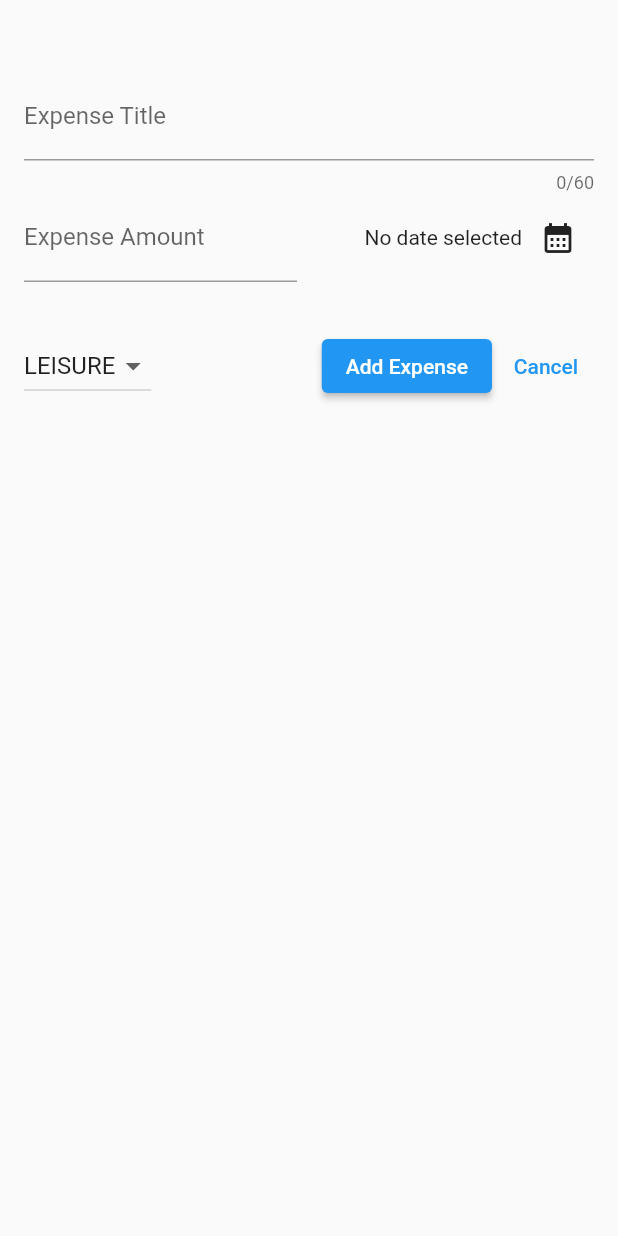
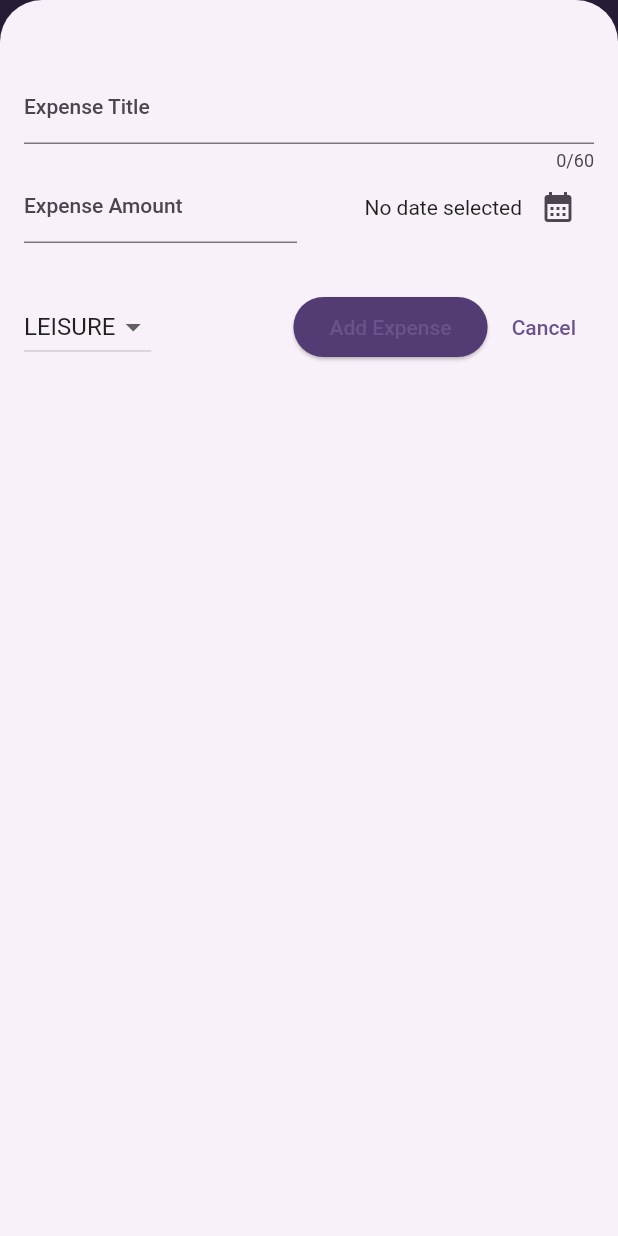
Before and after one commit to sevdenuragba/expense_tracker_app, a Flutter app: the screen it shows after launch, after a tap on the "add" icon, on a phone screen of 412 x 824 dp. Run offline on Flutter 3.47's test engine with Material 2 defaults, Android fonts, the phone set to English and light mode, and no system bars.

Commit message:
Initial commit

```diff
--- a/lib/main.dart
+++ b/lib/main.dart
@@ -1,10 +1,35 @@
 import 'package:expense_tracker/widgets/expenses.dart';
 import 'package:flutter/material.dart';
 
+var kColorScheme =
+    ColorScheme.fromSeed(seedColor: const Color.fromARGB(255, 76, 27, 139));
+
 void main() {
   runApp(
-    const MaterialApp(
-      home: Expenses(),
+    MaterialApp(
+      theme: ThemeData().copyWith(
+        useMaterial3: true,
+        colorScheme: kColorScheme,
+        appBarTheme: const AppBarTheme().copyWith(
+          backgroundColor: kColorScheme.onPrimaryContainer,
+          foregroundColor: kColorScheme.primaryContainer,
+        ),
+        cardTheme: const CardTheme().copyWith(
+          color: kColorScheme.secondaryContainer,
+          margin: const EdgeInsets.symmetric(horizontal: 16, vertical: 6),
+        ),
+        elevatedButtonTheme: ElevatedButtonThemeData(
+          style: ElevatedButton.styleFrom(
+              backgroundColor: kColorScheme.onPrimaryContainer),
+        ),
+        textTheme: ThemeData().textTheme.copyWith(
+              titleLarge: TextStyle(
+                  fontWeight: FontWeight.bold,
+                  color: kColorScheme.onSecondaryContainer,
+                  fontSize: 15),
+            ),
+      ),
+      home: const Expenses(),
     ),
   );
 }
--- a/lib/models/expense.dart
+++ b/lib/models/expense.dart
@@ -2,7 +2,7 @@ import 'package:flutter/material.dart';
 import 'package:uuid/uuid.dart';
 import 'package:intl/intl.dart';
 
-final formatter = DateFormat.yMd();
+final formatter = DateFormat.yMMMd();
 
 const uuid = Uuid();
 
--- a/lib/widgets/expenses.dart
+++ b/lib/widgets/expenses.dart
@@ -13,7 +13,20 @@ class Expenses extends StatefulWidget {
 }
 
 class _ExpensesState extends State<Expenses> {
-  final List<Expense> _registeredExpenses = [];
+  final List<Expense> _registeredExpenses = [
+     Expense(
+      title: 'Flutter Course',
+      amount: 19.99,
+      date: DateTime.now(),
+      category: Category.work,
+    ),
+    Expense(
+      title: 'Cinema',
+      amount: 15.69,
+      date: DateTime.now(),
+      category: Category.leisure,
+    ),
+  ];
 
   void _addExpense(Expense expense) {
     setState(() {
--- a/lib/widgets/expenses_list/expense_item.dart
+++ b/lib/widgets/expenses_list/expense_item.dart
@@ -15,8 +15,9 @@ class ExpenseItem extends StatelessWidget {
             vertical: 16,
           ),
           child: Column(
+            crossAxisAlignment: CrossAxisAlignment.start,
             children: [
-              Text(expense.title),
+              Text(expense.title, style: Theme.of(context).textTheme.titleLarge,),
               const SizedBox(
                 height: 4,
               ),
--- a/lib/widgets/expenses_list/expenses_list.dart
+++ b/lib/widgets/expenses_list/expenses_list.dart
@@ -18,10 +18,16 @@ class ExpensesList extends StatelessWidget {
       itemCount: expenses.length,
       itemBuilder: (context, index) => Dismissible(
         key: ValueKey(expenses[index]),
-              onDismissed: (direction){
+        background: Container(
+          color: Theme.of(context).colorScheme.error.withOpacity(0.7),
+          margin: EdgeInsets.symmetric(
+              horizontal: Theme.of(context).cardTheme.margin!.horizontal),
+        ),
+        onDismissed: (direction) {
           onRemoveExpense(expenses[index]);
         },
         child: ExpenseItem(expenses[index]),
-            ));
+      ),
+    );
   }
 }
--- a/pubspec.yaml
+++ b/pubspec.yaml
@@ -31,8 +31,6 @@ dependencies:
   flutter:
     sdk: flutter
 
-
-
   # The following adds the Cupertino Icons font to your application.
   # Use with the CupertinoIcons class for iOS style icons.
   cupertino_icons: ^1.0.2
@@ -60,6 +58,8 @@ flutter:
   # included with your application, so that you can use the icons in
   # the material Icons class.
   uses-material-design: true
+
+
 
   # To add assets to your application, add an assets section, like this:
   # assets:
```
Lines whose indentation alone changed are shown as unchanged.
